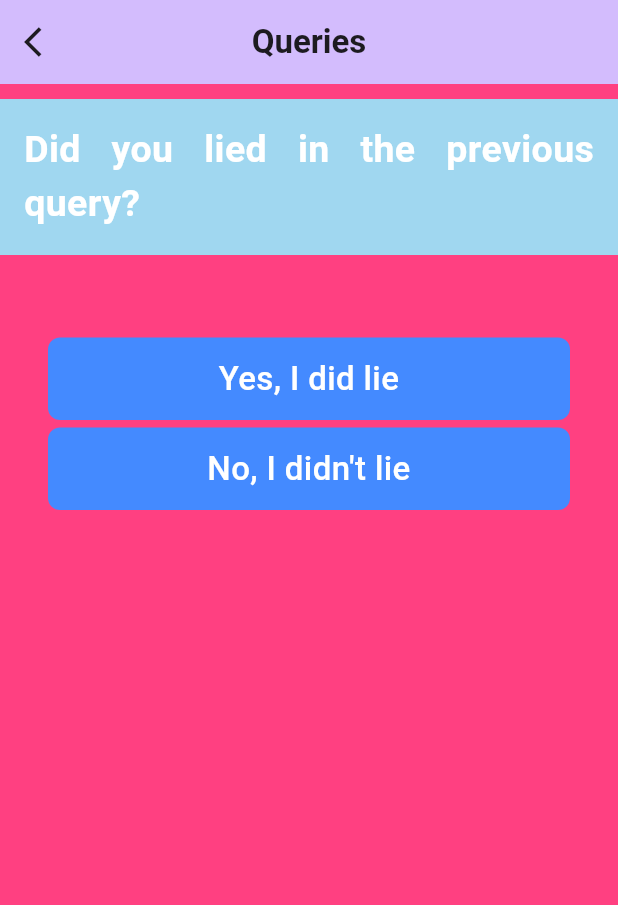
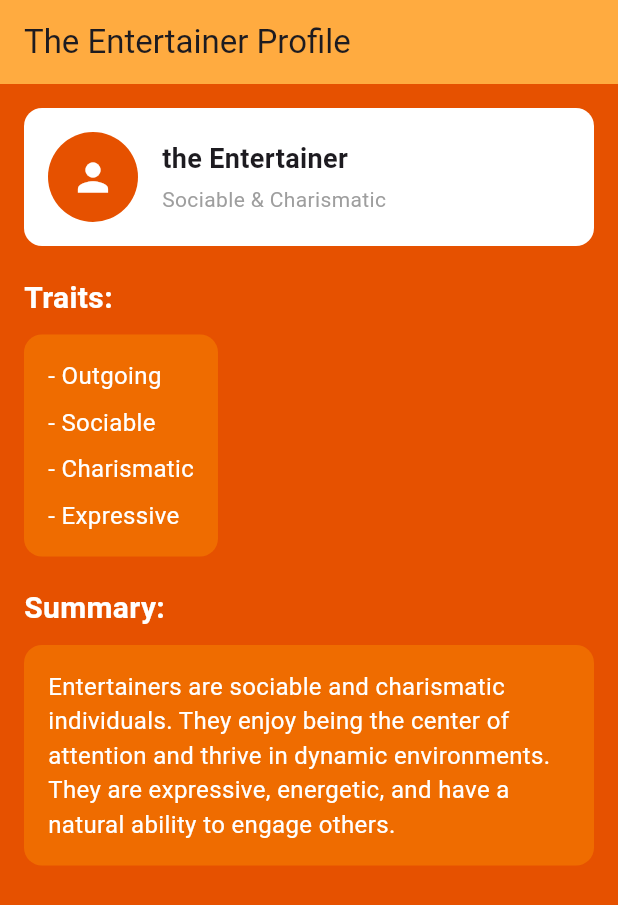
Before and after one commit to NixonTX/Personification, a Flutter app: the screen it shows after launch, on a phone screen of 412 x 824 dp. Shown: the top 905 px of the screen. Run offline on Flutter 3.47's test engine with Material 3 defaults, Android fonts, the phone set to English and light mode, and no system bars.

Commit message:
added 5 personalities depending on the current demands as per necessities forced

```diff
--- /dev/null
+++ b/persona/lib/MODELS/persona5.dart
@@ -0,0 +1,138 @@
+import 'package:flutter/material.dart';
+
+class Persona5 extends StatelessWidget {
+  const Persona5({super.key});
+
+  @override
+  Widget build(BuildContext context) {
+    return Scaffold(
+      backgroundColor: Colors.orange[900], // Vibrant Orange background
+      appBar: AppBar(
+        title: const Text('The Entertainer Profile'),
+        backgroundColor: Colors.orangeAccent, // Vibrant Orange accent
+        elevation: 0,
+      ),
+      body: Padding(
+        padding: const EdgeInsets.all(16.0),
+        child: Column(
+          crossAxisAlignment: CrossAxisAlignment.start,
+          children: [
+            // Profile Section
+            Container(
+              padding: const EdgeInsets.all(16.0),
+              decoration: BoxDecoration(
+                color: Colors.white,
+                borderRadius: BorderRadius.circular(12.0),
+              ),
+              child: Row(
+                children: [
+                  CircleAvatar(
+                    radius: 30,
+                    backgroundColor:
+                        Colors.orange[900], // Vibrant Orange for avatar
+                    child: const Icon(
+                      Icons.person,
+                      color: Colors.white,
+                      size: 30,
+                    ),
+                  ),
+                  const SizedBox(width: 16),
+                  Column(
+                    crossAxisAlignment: CrossAxisAlignment.start,
+                    children: const [
+                      Text(
+                        'the Entertainer',
+                        style: TextStyle(
+                          fontSize: 18,
+                          fontWeight: FontWeight.bold,
+                        ),
+                      ),
+                      SizedBox(height: 4),
+                      Text(
+                        'Sociable & Charismatic',
+                        style: TextStyle(
+                          color: Colors.grey,
+                          fontSize: 14,
+                        ),
+                      ),
+                    ],
+                  ),
+                ],
+              ),
+            ),
+            const SizedBox(height: 20),
+            // Traits Section
+            const Text(
+              'Traits:',
+              style: TextStyle(
+                color: Colors.white,
+                fontSize: 20,
+                fontWeight: FontWeight.bold,
+              ),
+            ),
+            const SizedBox(height: 10),
+            Container(
+              padding: const EdgeInsets.all(16.0),
+              decoration: BoxDecoration(
+                color: Colors.orange[800], // Darker shade of Orange
+                borderRadius: BorderRadius.circular(12.0),
+              ),
+              child: Column(
+                crossAxisAlignment: CrossAxisAlignment.start,
+                children: const [
+                  Text(
+                    '- Outgoing',
+                    style: TextStyle(color: Colors.white, fontSize: 16),
+                  ),
+                  SizedBox(height: 8),
+                  Text(
+                    '- Sociable',
+                    style: TextStyle(color: Colors.white, fontSize: 16),
+                  ),
+                  SizedBox(height: 8),
+                  Text(
+                    '- Charismatic',
+                    style: TextStyle(color: Colors.white, fontSize: 16),
+                  ),
+                  SizedBox(height: 8),
+                  Text(
+                    '- Expressive',
+                    style: TextStyle(color: Colors.white, fontSize: 16),
+                  ),
+                ],
+              ),
+            ),
+            const SizedBox(height: 20),
+            // Summary Section
+            const Text(
+              'Summary:',
+              style: TextStyle(
+                color: Colors.white,
+                fontSize: 20,
+                fontWeight: FontWeight.bold,
+              ),
+            ),
+            const SizedBox(height: 10),
+            Container(
+              padding: const EdgeInsets.all(16.0),
+              decoration: BoxDecoration(
+                color: Colors.orange[800], // Darker shade of Orange
+                borderRadius: BorderRadius.circular(12.0),
+              ),
+              child: const Text(
+                'Entertainers are sociable and charismatic individuals. They enjoy being the center of attention and thrive in dynamic environments. They are expressive, energetic, and have a natural ability to engage others.',
+                style: TextStyle(color: Colors.white, fontSize: 16),
+              ),
+            ),
+          ],
+        ),
+      ),
+    );
+  }
+}
+
+void main() {
+  runApp(MaterialApp(
+    home: Persona5(),
+  ));
+}
--- a/persona/lib/QUERIES/lied_or_not.dart
+++ b/persona/lib/QUERIES/lied_or_not.dart
@@ -52,7 +52,7 @@ class LiedOrNot extends StatelessWidget {
                   horizontal: 32.0), // Left and right padding
               child: Column(
                 children: [
-                  optionContainer("Yes, I did lie"),
+                  optionContainer("Yes, I lied"),
                   const SizedBox(height: 5),
                   optionContainer("No, I didn't lie"),
                 ],
--- a/persona/lib/main.dart
+++ b/persona/lib/main.dart
@@ -1,6 +1,12 @@
 import 'package:flutter/material.dart';
+import 'package:persona/MODELS/persona1.dart';
+import 'package:persona/MODELS/persona2.dart';
+import 'package:persona/MODELS/persona3.dart';
+import 'package:persona/MODELS/persona4.dart';
+import 'package:persona/MODELS/persona5.dart';
 import 'package:persona/QUERIES/lied_or_not.dart';
 import 'package:persona/QUERIES/q1.dart';
+import 'package:persona/QUERIES/q2.dart';
 
 void main() {
   runApp(const MyApp());
@@ -15,12 +21,13 @@ class MyApp extends StatelessWidget {
     return MaterialApp(
       title: 'Flutter Demo',
       theme: ThemeData(
-
         colorScheme: ColorScheme.fromSeed(seedColor: Colors.deepPurple),
         useMaterial3: true,
       ),
-      // home: Q1()
-      home: LiedOrNot(),
+      // home: Q2()
+      // home: LiedOrNot(),
+      // home: Persona(),
+      home: Persona5(),
     );
   }
 }
```
Also changed, not shown: persona/lib/MODELS/persona1.dart (added, +137 -0 lines), persona/lib/MODELS/persona2.dart (added, +137 -0 lines), persona/lib/MODELS/persona3.dart (added, +137 -0 lines), persona/lib/MODELS/persona4.dart (added, +138 -0 lines).
